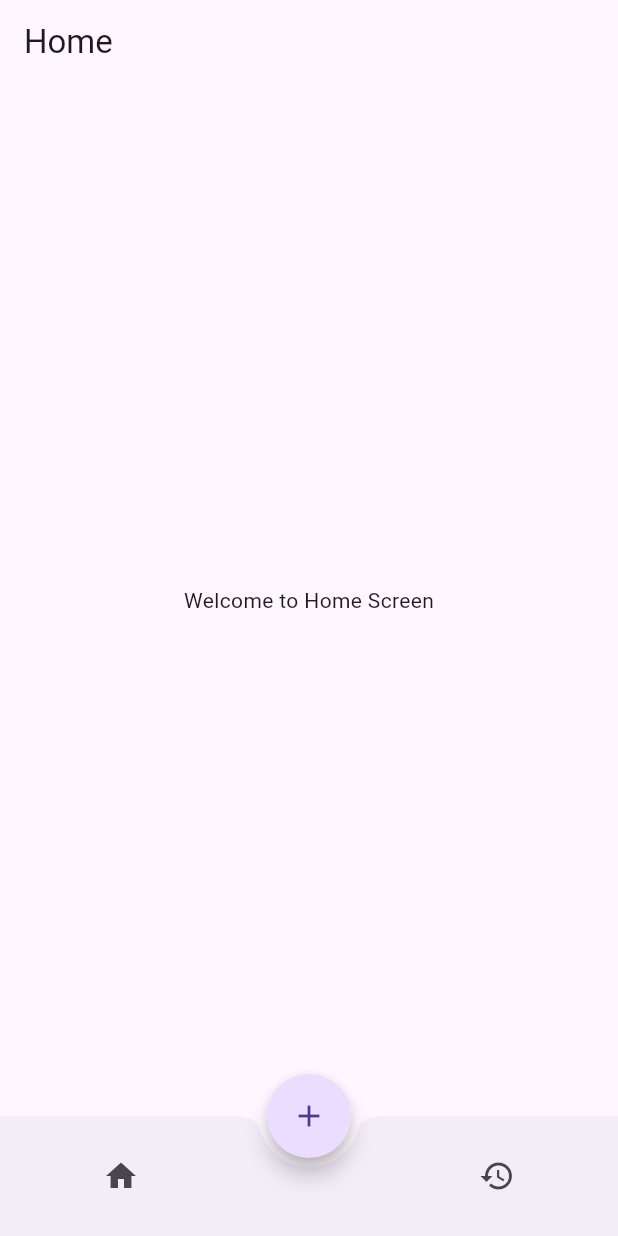
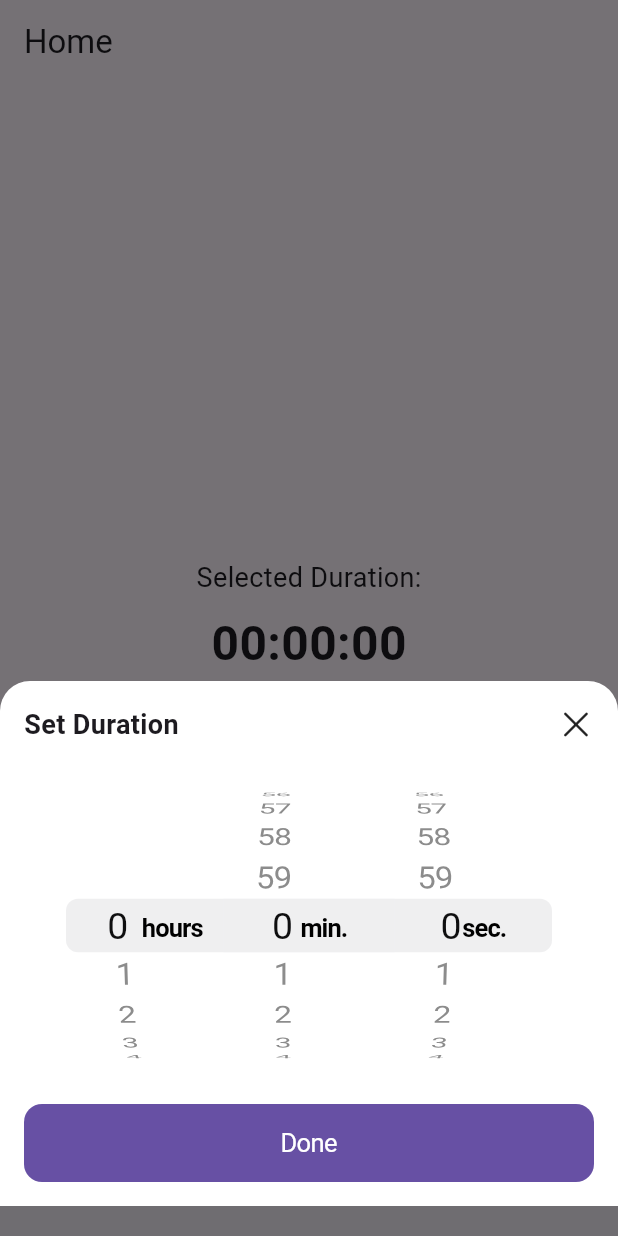
Before and after one commit to UserHan9/PomodoroApp_Front, a Flutter app: the HomeScreen screen opened directly, after a tap on the "add" icon, on a phone screen of 412 x 824 dp. Run offline on Flutter 3.47's test engine with Material 3 defaults, Android fonts, the phone set to English and light mode, and no system bars; our stand-ins replace font_awesome_flutter, shared_preferences; accounts and stored records are empty.

Commit message:
feat:add cupertinotimer

```diff
--- a/lib/screens/home_screen.dart
+++ b/lib/screens/home_screen.dart
@@ -1,25 +1,144 @@
+import 'dart:async';
+import 'package:flutter/cupertino.dart';
 import 'package:flutter/material.dart';
+import 'package:shared_preferences/shared_preferences.dart';
 
-class HomeScreen extends StatelessWidget {
+class HomeScreen extends StatefulWidget {
   const HomeScreen({super.key});
+
+  @override
+  State<HomeScreen> createState() => _HomeScreenState();
+}
+
+class _HomeScreenState extends State<HomeScreen> {
+  Duration selectedDuration = const Duration(hours: 0, minutes: 0, seconds: 0);
+  String username = "";
+
+  @override
+  void initState() {
+    super.initState();
+    loadUsername();
+  }
+
+  Future<void> loadUsername() async {
+    final prefs = await SharedPreferences.getInstance();
+    setState(() {
+      username = prefs.getString('username') ?? "";
+    });
+  }
+
+  void _showTimerForm(BuildContext context) {
+    Duration tempDuration = selectedDuration;
+
+    showModalBottomSheet(
+      context: context,
+      backgroundColor: Colors.transparent,
+      isScrollControlled: true,
+      builder: (_) => Padding(
+        padding: const EdgeInsets.only(bottom: 20),
+        child: Container(
+          decoration: BoxDecoration(
+            color: CupertinoColors.systemBackground.resolveFrom(context),
+            borderRadius: const BorderRadius.vertical(top: Radius.circular(20)),
+          ),
+          padding: const EdgeInsets.all(16),
+          height: 350,
+          child: Column(
+            crossAxisAlignment: CrossAxisAlignment.stretch,
+            children: [
+              // Header
+              Row(
+                mainAxisAlignment: MainAxisAlignment.spaceBetween,
+                children: [
+                  const Text(
+                    'Set Duration',
+                    style: TextStyle(fontSize: 18, fontWeight: FontWeight.bold),
+                  ),
+                  GestureDetector(
+                    onTap: () => Navigator.pop(context),
+                    child: const Icon(CupertinoIcons.clear),
+                  ),
+                ],
+              ),
+              const SizedBox(height: 12),
+
+              // CupertinoTimerPicker
+              Expanded(
+                child: CupertinoTimerPicker(
+                  mode: CupertinoTimerPickerMode.hms,
+                  initialTimerDuration: selectedDuration,
+                  onTimerDurationChanged: (Duration newDuration) {
+                    tempDuration = newDuration;
+                  },
+                ),
+              ),
+
+              const SizedBox(height: 10),
+
+              // Done button
+              CupertinoButton.filled(
+                onPressed: () {
+                  setState(() {
+                    selectedDuration = tempDuration;
+                  });
+                  Navigator.pop(context);
+                },
+                child: const Text('Done'),
+              ),
+            ],
+          ),
+        ),
+      ),
+    );
+  }
+
+  String formatDuration(Duration duration) {
+    final hours = duration.inHours.toString().padLeft(2, '0');
+    final minutes = (duration.inMinutes % 60).toString().padLeft(2, '0');
+    final seconds = (duration.inSeconds % 60).toString().padLeft(2, '0');
+    return '$hours:$minutes:$seconds';
+  }
 
   @override
   Widget build(BuildContext context) {
     return Scaffold(
       appBar: AppBar(title: const Text("Home")),
-      body: const Center(child: Text("Welcome to Home Screen")),
-
+      body: Center(
+        child: Column(
+          mainAxisAlignment: MainAxisAlignment.center,
+          children: [
+            if (username.isNotEmpty)
+              Padding(
+                padding: const EdgeInsets.symmetric(horizontal: 16),
+                child: Container(
+                  width: double.infinity,
+                  padding: const EdgeInsets.symmetric(horizontal: 16, vertical: 8),
+                  decoration: BoxDecoration(
+                    color: Colors.amber[100],
+                    borderRadius: BorderRadius.circular(12),
+                  ),
+                  child: Text(
+                    "Hai, $username! Tetap semangat 🍅",
+                    style: const TextStyle(fontSize: 16, fontWeight: FontWeight.bold),
+                  ),
+                ),
+              ),
+            const SizedBox(height: 24),
+            const Text("Selected Duration:", style: TextStyle(fontSize: 18)),
+            const SizedBox(height: 8),
+            Text(formatDuration(selectedDuration),
+                style: const TextStyle(fontSize: 32, fontWeight: FontWeight.bold)),
+          ],
+        ),
+      ),
 
       floatingActionButton: FloatingActionButton(
-        onPressed: () {
-          // TODO add timer logic
-        },
+        onPressed: () => _showTimerForm(context),
         child: const Icon(Icons.add),
         shape: const CircleBorder(),
       ),
       floatingActionButtonLocation: FloatingActionButtonLocation.centerDocked,
 
-      // Bottom Navigation Bar
       bottomNavigationBar: BottomAppBar(
         shape: const CircularNotchedRectangle(),
         notchMargin: 6.0,
@@ -30,16 +149,12 @@ class HomeScreen extends StatelessWidget {
             children: <Widget>[
               IconButton(
                 icon: const Icon(Icons.home),
-                onPressed: () {
-                  //TODO add home logic
-                },
+                onPressed: () {},
               ),
-              const SizedBox(width: 40), // Spacer untuk FAB
+              const SizedBox(width: 40),
               IconButton(
                 icon: const Icon(Icons.history),
-                onPressed: () {
-                  // TODO add history logic
-                },
+                onPressed: () {},
               ),
             ],
           ),
```
